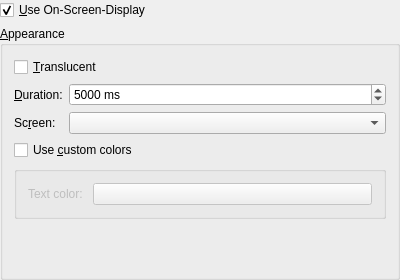
Old version of the form src/configdialog/dialogs/OsdConfig.ui in the repository KDE/amarok.
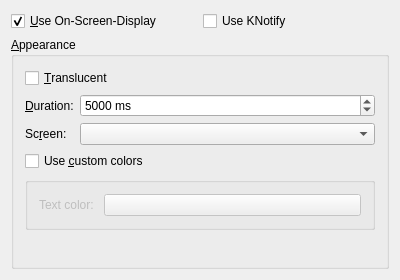
New version of the form. Custom widgets are drawn as their Qt base class.

Commit message: Merge Notifications setting dialog into Amarok settings. KNotify can be enabled/disabled (default) in OSD settings.

Diff of the .ui file:
```diff
--- a/src/configdialog/dialogs/OsdConfig.ui
+++ b/src/configdialog/dialogs/OsdConfig.ui
@@ -9,25 +9,33 @@
     <height>280</height>
    </rect>
   </property>
-  <layout class="QGridLayout" name="gridLayout_2" >
-   <property name="margin" >
-    <number>0</number>
-   </property>
-   <item row="0" column="0" >
-    <widget class="QCheckBox" name="kcfg_OsdEnabled" >
-     <property name="toolTip" >
-      <string>Check to enable the On-Screen-Display. &lt;br>The OSD briefly displays track data when a new track is played.</string>
-     </property>
-     <property name="whatsThis" >
-      <string>Check to enable the On-Screen-Display. The OSD briefly displays track data when a new track is played.</string>
-     </property>
-     <property name="text" >
-      <string>&amp;Use On-Screen-Display</string>
-     </property>
-     <property name="checked" >
-      <bool>true</bool>
-     </property>
-    </widget>
+  <layout class="QGridLayout" name="gridLayout_2">
+   <item row="0" column="0">
+    <layout class="QHBoxLayout" name="horizontalLayout_2">
+     <item>
+      <widget class="QCheckBox" name="kcfg_OsdEnabled">
+       <property name="toolTip">
+        <string>Check to enable the On-Screen-Display. &lt;br&gt;The OSD briefly displays track data when a new track is played.</string>
+       </property>
+       <property name="whatsThis">
+        <string>Check to enable the On-Screen-Display. The OSD briefly displays track data when a new track is played.</string>
+       </property>
+       <property name="text">
+        <string>&amp;Use On-Screen-Display</string>
+       </property>
+       <property name="checked">
+        <bool>true</bool>
+       </property>
+      </widget>
+     </item>
+     <item>
+      <widget class="QCheckBox" name="kcfg_KNotifyEnabled">
+       <property name="text">
+        <string>Use KNotify</string>
+       </property>
+      </widget>
+     </item>
+    </layout>
    </item>
    <item row="1" column="0" >
     <widget class="QGroupBox" name="mainBox" >
@@ -234,18 +242,18 @@
    </item>
   </layout>
  </widget>
- <layoutdefault spacing="6" margin="11" />
+ <layoutdefault spacing="6" margin="11"/>
  <customwidgets>
-  <customwidget>
-   <class>KColorButton</class>
-   <extends>QPushButton</extends>
-   <header>kcolorbutton.h</header>
-  </customwidget>
   <customwidget>
    <class>KComboBox</class>
    <extends>QComboBox</extends>
    <header>kcombobox.h</header>
   </customwidget>
+  <customwidget>
+   <class>KColorButton</class>
+   <extends>QPushButton</extends>
+   <header>kcolorbutton.h</header>
+  </customwidget>
  </customwidgets>
  <includes>
   <include location="local" >Osd.h</include>
```
Left out of the diff: 155 changed lines with no effect on the pictures. The commit also changes 5 other files.
